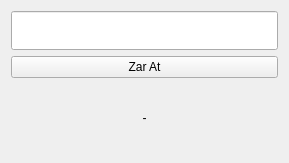
Before: the Qt Designer form 1-QT/zar_oyunu.ui in Senabahadir/OYK-Python-2022, drawn with Qt 5.
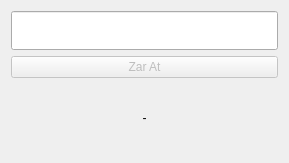
After: the same form once the commit is applied.

Commit message: zar oyunu

The edit to the form file:
```diff
--- a/1-QT/zar_oyunu.ui
+++ b/1-QT/zar_oyunu.ui
@@ -27,7 +27,10 @@
     </widget>
    </item>
    <item>
-    <widget class="QPushButton" name="pushButton">
+    <widget class="QPushButton" name="btnAt">
+     <property name="enabled">
+      <bool>false</bool>
+     </property>
      <property name="text">
       <string>Zar At</string>
      </property>
```
The commit also changes 2 other files.
